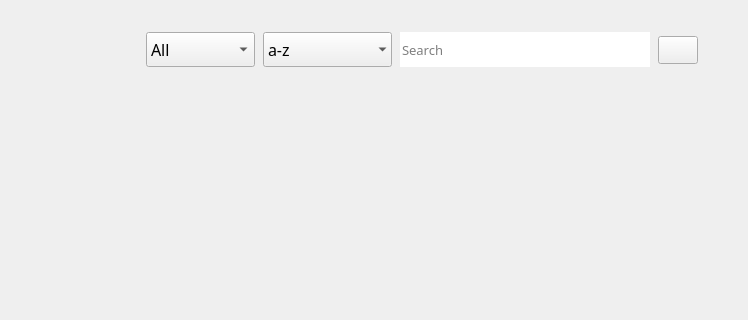
Before: the Qt Designer form rsrc/ui/library.ui in chanongul/Booque, drawn with Qt 5; both pictures show x 452 to 1200 and y 0 to 320 of the 1200 by 640 pixel window.
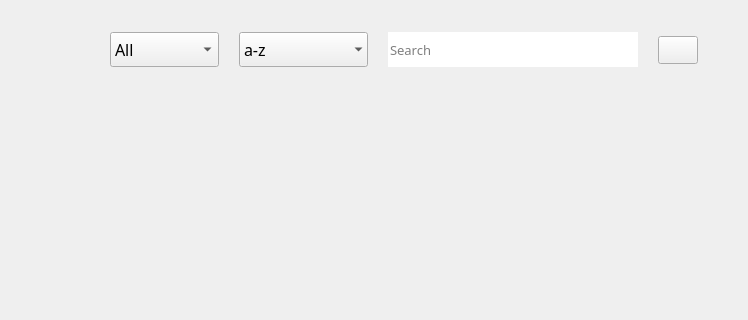
After: the same form once the commit is applied. Icons and pictures are not drawn.

```diff
--- a/rsrc/ui/library.ui
+++ b/rsrc/ui/library.ui
@@ -164,7 +164,7 @@
    <item row="0" column="2">
     <layout class="QHBoxLayout" name="horizontalLayout_2">
      <property name="spacing">
-      <number>8</number>
+      <number>20</number>
      </property>
      <property name="bottomMargin">
       <number>20</number>
```
